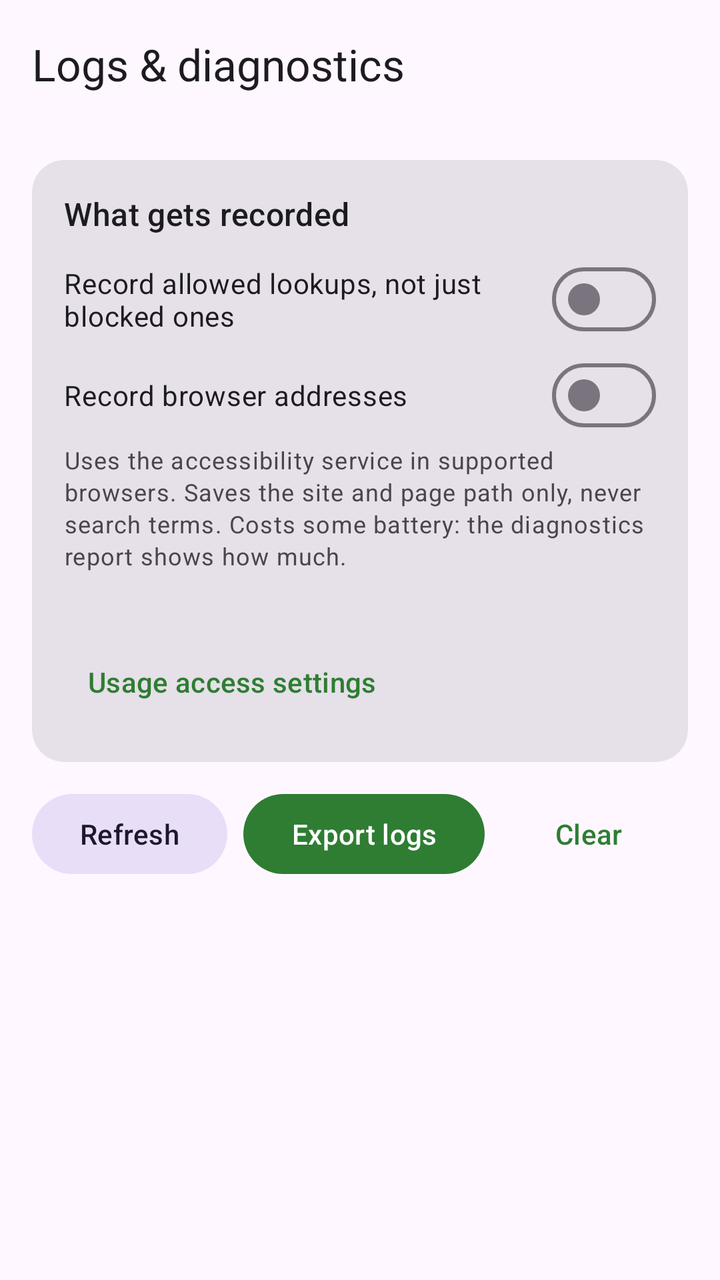
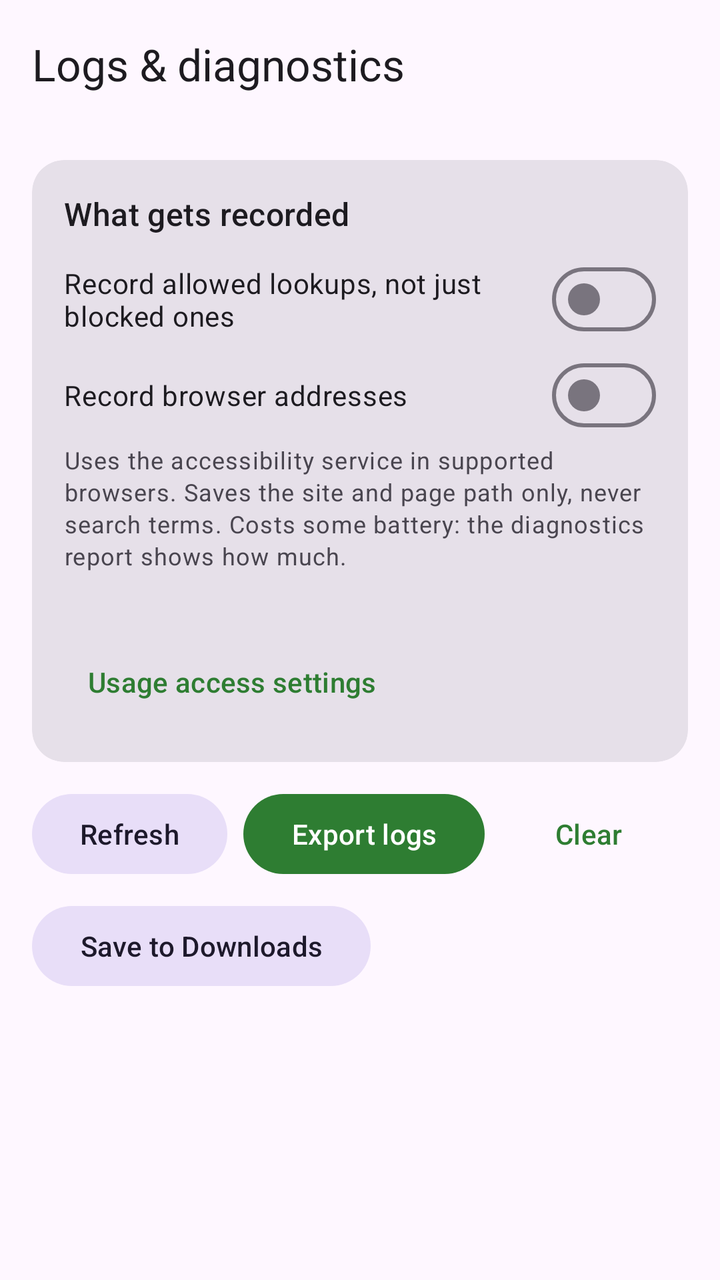

The first picture is an Android layout as it rendered before a commit; the second is the same layout after the commit. The layout source and the unified diff follow.
<!-- AndroidManifest.xml: application theme Theme.FocusFence -->
<!-- res/layout/activity_diagnostics.xml -->
<?xml version="1.0" encoding="utf-8"?>
<androidx.coordinatorlayout.widget.CoordinatorLayout
    xmlns:android="http://schemas.android.com/apk/res/android"
    xmlns:app="http://schemas.android.com/apk/res-auto"
    android:layout_width="match_parent"
    android:layout_height="match_parent">

    <com.google.android.material.appbar.AppBarLayout
        android:layout_width="match_parent"
        android:layout_height="wrap_content">

        <com.google.android.material.appbar.MaterialToolbar
            android:id="@+id/toolbar"
            android:layout_width="match_parent"
            android:layout_height="?attr/actionBarSize"
            app:title="@string/diag_title" />
    </com.google.android.material.appbar.AppBarLayout>

    <androidx.core.widget.NestedScrollView
        android:layout_width="match_parent"
        android:layout_height="match_parent"
        app:layout_behavior="@string/appbar_scrolling_view_behavior">

        <LinearLayout
            android:layout_width="match_parent"
            android:layout_height="wrap_content"
            android:orientation="vertical"
            android:padding="16dp">

            <com.google.android.material.card.MaterialCardView
                android:layout_width="match_parent"
                android:layout_height="wrap_content"
                app:cardCornerRadius="16dp"
                app:contentPadding="16dp">

                <LinearLayout
                    android:layout_width="match_parent"
                    android:layout_height="wrap_content"
                    android:orientation="vertical">

                    <TextView
                        android:layout_width="wrap_content"
                        android:layout_height="wrap_content"
                        android:text="@string/diag_recording"
                        android:textAppearance="?attr/textAppearanceTitleMedium" />

                    <com.google.android.material.materialswitch.MaterialSwitch
                        android:id="@+id/logAllowedSwitch"
                        android:layout_width="match_parent"
                        android:layout_height="wrap_content"
                        android:layout_marginTop="8dp"
                        android:text="@string/diag_log_allowed" />

                    <com.google.android.material.materialswitch.MaterialSwitch
                        android:id="@+id/logUrlsSwitch"
                        android:layout_width="match_parent"
                        android:layout_height="wrap_content"
                        android:text="@string/diag_log_urls" />

                    <TextView
                        android:layout_width="match_parent"
                        android:layout_height="wrap_content"
                        android:text="@string/diag_log_urls_hint"
                        android:textAppearance="?attr/textAppearanceBodySmall"
                        android:textColor="?attr/colorOnSurfaceVariant" />

                    <TextView
                        android:id="@+id/usageAccessText"
                        android:layout_width="match_parent"
                        android:layout_height="wrap_content"
                        android:layout_marginTop="12dp"
                        android:textAppearance="?attr/textAppearanceBodyMedium" />

                    <Button
                        android:id="@+id/usageAccessButton"
                        style="@style/Widget.Material3.Button.TextButton"
                        android:layout_width="wrap_content"
                        android:layout_height="wrap_content"
                        android:text="@string/diag_usage_button" />
                </LinearLayout>
            </com.google.android.material.card.MaterialCardView>

            <LinearLayout
                android:layout_width="match_parent"
                android:layout_height="wrap_content"
                android:layout_marginTop="12dp"
                android:orientation="horizontal">

                <Button
                    android:id="@+id/refreshButton"
                    style="@style/Widget.Material3.Button.TonalButton"
                    android:layout_width="wrap_content"
                    android:layout_height="wrap_content"
                    android:text="@string/diag_refresh" />

                <Button
                    android:id="@+id/exportButton"
                    style="@style/Widget.Material3.Button"
                    android:layout_width="wrap_content"
                    android:layout_height="wrap_content"
                    android:layout_marginStart="8dp"
                    android:text="@string/diag_export" />

                <Button
                    android:id="@+id/clearButton"
                    style="@style/Widget.Material3.Button.TextButton"
                    android:layout_width="wrap_content"
                    android:layout_height="wrap_content"
                    android:layout_marginStart="8dp"
                    android:text="@string/diag_clear" />
            </LinearLayout>

            <TextView
                android:id="@+id/storageText"
                android:layout_width="match_parent"
                android:layout_height="wrap_content"
                android:layout_marginTop="8dp"
                android:textAppearance="?attr/textAppearanceBodySmall"
                android:textColor="?attr/colorOnSurfaceVariant" />

            
            <TextView
                android:id="@+id/summaryText"
                android:layout_width="match_parent"
                android:layout_height="wrap_content"
                android:layout_marginTop="8dp"
                android:fontFamily="monospace"
                android:textIsSelectable="true"
                android:textSize="11sp" />
        </LinearLayout>
    </androidx.core.widget.NestedScrollView>
</androidx.coordinatorlayout.widget.CoordinatorLayout>
<!-- resources referenced by this layout -->
<resources>
  <string name="diag_clear">Clear</string>
  <string name="diag_export">Export logs</string>
  <string name="diag_log_allowed">Record allowed lookups, not just blocked ones</string>
  <string name="diag_log_urls">Record browser addresses</string>
  <string name="diag_log_urls_hint">Uses the accessibility service in supported browsers. Saves the site and page path only, never search terms. Costs some battery: the diagnostics report shows how much.</string>
  <string name="diag_recording">What gets recorded</string>
  <string name="diag_refresh">Refresh</string>
  <string name="diag_title">Logs &amp; diagnostics</string>
  <string name="diag_usage_button">Usage access settings</string>
  <style name="Theme.FocusFence" parent="Theme.Material3.DayNight.NoActionBar">
          <item name="colorPrimary">@color/brand_primary</item>
          
          <item name="materialCardViewStyle">@style/Widget.Material3.CardView.Filled</item>
          
          <item name="android:statusBarColor">?attr/colorSurface</item>
          <item name="android:navigationBarColor">?attr/colorSurface</item>
          <item name="android:windowLightStatusBar">true</item>
      </style>
  <color name="brand_primary">#2E7D32</color>
</resources>

<!-- the commit's change to res/layout/activity_diagnostics.xml (unified diff, before → after) -->
@@ -110,6 +110,14 @@
                     android:text="@string/diag_clear" />
             </LinearLayout>
 
+            <Button
+                android:id="@+id/saveButton"
+                style="@style/Widget.Material3.Button.TonalButton"
+                android:layout_width="wrap_content"
+                android:layout_height="wrap_content"
+                android:layout_marginTop="8dp"
+                android:text="@string/diag_save" />
+
             <TextView
                 android:id="@+id/storageText"
                 android:layout_width="match_parent"
<!-- resource entries referenced after the edit -->
@@ -7,6 +7,7 @@
   <string name="diag_log_urls_hint">Uses the accessibility service in supported browsers. Saves the site and page path only, never search terms. Costs some battery: the diagnostics report shows how much.</string>
   <string name="diag_recording">What gets recorded</string>
   <string name="diag_refresh">Refresh</string>
+  <string name="diag_save">Save to Downloads</string>
   <string name="diag_title">Logs &amp; diagnostics</string>
   <string name="diag_usage_button">Usage access settings</string>
   <style name="Theme.FocusFence" parent="Theme.Material3.DayNight.NoActionBar">
